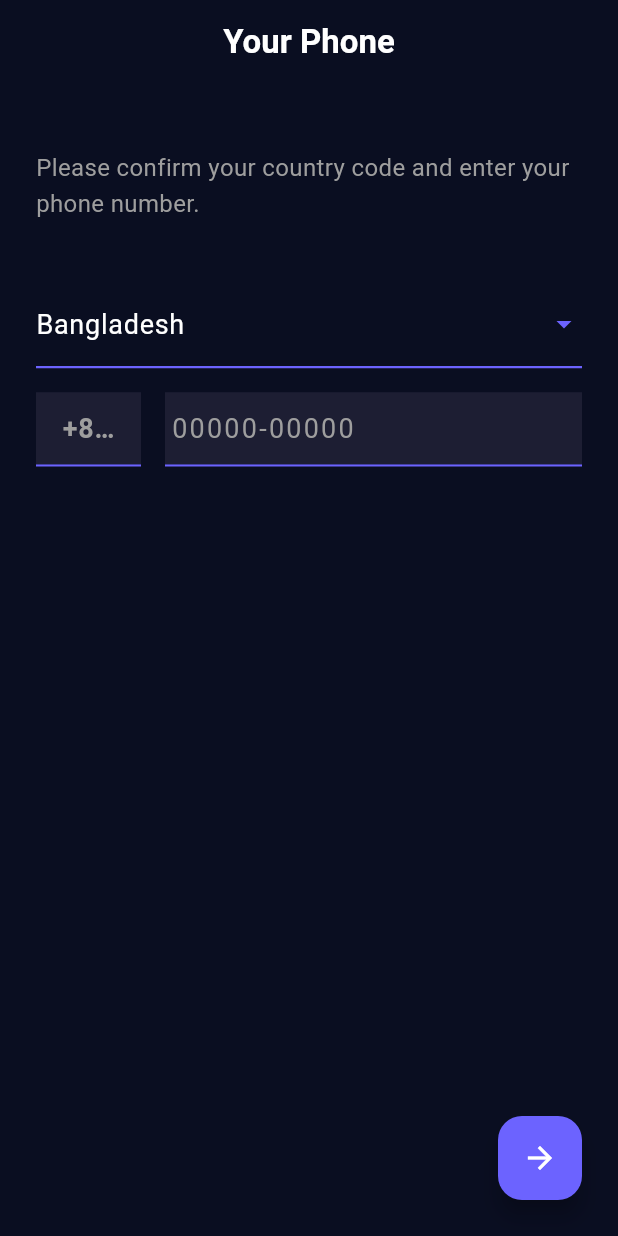
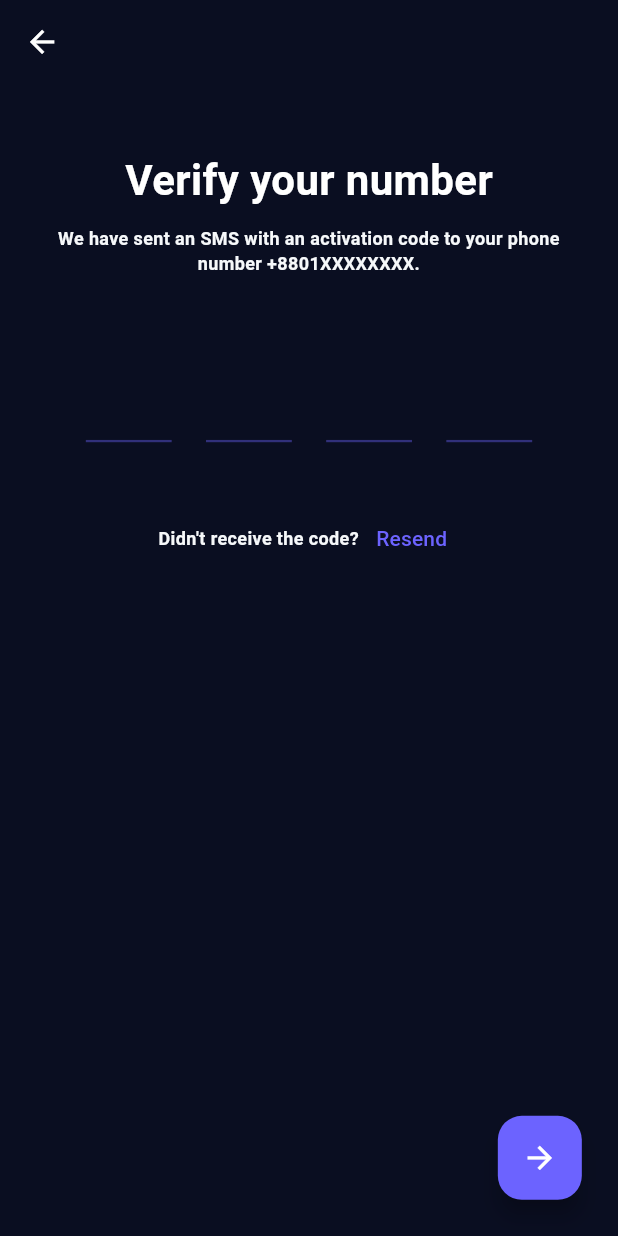
Before and after one commit to NazrulIslam991/bondly_chat_app, a Flutter app: the screen it shows after launch, after a tap on the "arrow forward" icon, on a phone screen of 412 x 824 dp. Run offline on Flutter 3.47's test engine with Material 3 defaults, Android fonts, the phone set to English and light mode, and no system bars; our stand-ins replace country_code_picker, dio, file_picker, flutter_riverpod, flutter_screenutil, fluttertoast and 2 more; Roboto replaces fonts that are missing (Montserrat).

Commit message:
feat: auth

```diff
--- a/lib/core/resources/constant/color_manager.dart
+++ b/lib/core/resources/constant/color_manager.dart
@@ -6,7 +6,9 @@ class ColorManager {
   ColorManager._();
 
   // ===== Primary Colors =====
-  static const Color primary = Color(0xFF00136B);
+  static const Color primary = Color(0xFF6C63FF);
+  static const Color background = Color(0xFF0A0E21);
+  static const Color surface = Color(0xFF1D1E33);
   static const Color primaryLight = Color(0xFFFFFFFF);
   static const Color primaryDark = Color(0xFF000000);
 
@@ -93,13 +95,8 @@ class ColorManager {
   static const Color mintAqua = Color(0xFFD3F4EF);
 
   static const LinearGradient primaryGradient = LinearGradient(
-    colors: [
-      Color(0xFF795FF4),
-      Color(0xFF8F6CFD),
-      Color(0xFF8E5EF3),
-    ],
+    colors: [Color(0xFF795FF4), Color(0xFF8F6CFD), Color(0xFF8E5EF3)],
     begin: Alignment.topLeft,
     end: Alignment.bottomRight,
   );
-
 }
--- a/lib/core/routes/route_config.dart
+++ b/lib/core/routes/route_config.dart
@@ -7,6 +7,8 @@ class AppRouter {
         return MaterialPageRoute(builder: (_) => SplashScreen());
       case RouteName.loginScreen:
         return MaterialPageRoute(builder: (_) => LoginScreen());
+      case RouteName.otpScreen:
+        return MaterialPageRoute(builder: (_) => OtpVerification());
       default:
         return unDefineRoute();
     }
--- a/lib/core/routes/route_import_path.dart
+++ b/lib/core/routes/route_import_path.dart
@@ -1,4 +1,5 @@
 import 'package:bondly/core/routes/route_name.dart';
+import 'package:bondly/presentation/auth/otp_verification.dart';
 import 'package:flutter/material.dart';
 
 import '../../presentation/auth/login_screen.dart';
--- a/lib/core/routes/route_name.dart
+++ b/lib/core/routes/route_name.dart
@@ -5,4 +5,5 @@ final GlobalKey<NavigatorState> navigatorKey = GlobalKey<NavigatorState>();
 class RouteName {
   static const String splashScreen = "/SplashScreen";
   static const String loginScreen = "/loginScreen";
+  static const String otpScreen = "/otpScreen";
 }
--- a/lib/presentation/auth/login_screen.dart
+++ b/lib/presentation/auth/login_screen.dart
@@ -1,6 +1,12 @@
+import 'package:bondly/core/resources/constant/color_manager.dart';
+import 'package:bondly/core/routes/route_name.dart';
+import 'package:country_code_picker/country_code_picker.dart';
 import 'package:flutter/material.dart';
+import 'package:flutter_screenutil/flutter_screenutil.dart';
 
+import '../../core/resources/constant/style_manager.dart';
 import '../../core/resources/themes/app_theme.dart';
+import '../widgets/custom_phone_field.dart';
 
 class LoginScreen extends StatefulWidget {
   const LoginScreen({super.key});
@@ -12,6 +18,7 @@ class LoginScreen extends StatefulWidget {
 class _LoginScreenState extends State<LoginScreen> {
   final TextEditingController _phoneController = TextEditingController();
   String _selectedCountryCode = "+880";
+  String _selectedCountryName = "Bangladesh";
 
   @override
   void dispose() {
@@ -22,133 +29,49 @@ class _LoginScreenState extends State<LoginScreen> {
   @override
   Widget build(BuildContext context) {
     return Scaffold(
-      appBar: AppBar(
-        title: const Text(
-          'Your Phone',
-          style: TextStyle(fontWeight: FontWeight.bold),
-        ),
-        centerTitle: true,
-        elevation: 0,
-        backgroundColor: Colors.transparent,
-      ),
       body: SafeArea(
         child: Padding(
-          padding: const EdgeInsets.all(24.0),
+          padding: EdgeInsets.all(24.r),
           child: Column(
             crossAxisAlignment: CrossAxisAlignment.center,
             children: [
-              const SizedBox(height: 20),
-              const Text(
-                'Please confirm your country code and enter your phone number.',
-                style: TextStyle(
-                  color: AppTheme.textSecondary,
-                  fontSize: 16,
-                  height: 1.5,
-                ),
+              SizedBox(height: 40.h),
+              Text(
+                'Enter your phone number',
+                style: getSemiBoldStyle28_600(color: ColorManager.whiteColor),
               ),
-              const SizedBox(height: 40),
+              SizedBox(height: 10.h),
 
-              // Country Picker Placeholder (WhatsApp / Telegram style)
-              Container(
-                decoration: const BoxDecoration(
-                  border: Border(
-                    bottom: BorderSide(color: AppTheme.primary, width: 1.5),
-                  ),
-                ),
-                child: ListTile(
-                  contentPadding: EdgeInsets.zero,
-                  title: const Text(
-                    'Bangladesh',
-                    style: TextStyle(fontSize: 18),
-                  ),
-                  trailing: const Icon(
-                    Icons.arrow_drop_down,
-                    color: AppTheme.primary,
-                  ),
-                  onTap: () {
-                    // কান্ট্রি পিকার শিট বা ডায়ালগ ওপেন করার জন্য
-                  },
-                ),
+              Text(
+                'Bondly will send an SMS message to verify your phone number. Enter your country code and phone number.',
+                style: getRegularStyle14_400(color: ColorManager.gray),
+                textAlign: TextAlign.center,
               ),
-              const SizedBox(height: 16),
+              SizedBox(height: 40.h),
 
-              // Phone Number Input Row
-              Row(
-                children: [
-                  // Country Code field
-                  Container(
-                    width: 70,
-                    decoration: const BoxDecoration(
-                      border: Border(
-                        bottom: BorderSide(color: AppTheme.primary, width: 1.5),
-                      ),
-                    ),
-                    child: TextField(
-                      readOnly: true,
-                      textAlign: TextAlign.center,
-                      style: const TextStyle(
-                        fontSize: 18,
-                        fontWeight: FontWeight.bold,
-                      ),
-                      decoration: InputDecoration(
-                        hintText: _selectedCountryCode,
-                        border: InputBorder.none,
-                        enabledBorder: InputBorder.none,
-                        focusedBorder: InputBorder.none,
-                      ),
-                    ),
-                  ),
-                  const SizedBox(width: 16),
+              // Country Picker Line
+              countryFlagAndName(context),
+              SizedBox(height: 16.h),
 
-                  // Main Phone Number Field
-                  Expanded(
-                    child: Container(
-                      decoration: const BoxDecoration(
-                        border: Border(
-                          bottom: BorderSide(
-                            color: AppTheme.primary,
-                            width: 1.5,
-                          ),
-                        ),
-                      ),
-                      child: TextField(
-                        controller: _phoneController,
-                        keyboardType: TextInputType.phone,
-                        style: const TextStyle(
-                          fontSize: 18,
-                          letterSpacing: 1.5,
-                        ),
-                        decoration: const InputDecoration(
-                          hintText: '00000-00000',
-                          border: InputBorder.none,
-                          enabledBorder: InputBorder.none,
-                          focusedBorder: InputBorder.none,
-                          contentPadding: EdgeInsets.symmetric(vertical: 8),
-                        ),
-                      ),
-                    ),
-                  ),
-                ],
+              CustomPhoneField(
+                countryCode: _selectedCountryCode,
+                controller: _phoneController,
               ),
+
               const Spacer(),
 
-              // Floating Action Button Style Next Button (Like Telegram)
               Align(
                 alignment: Alignment.centerRight,
                 child: FloatingActionButton(
                   onPressed: () {
-                    if (_phoneController.text.isNotEmpty) {
-                      String fullNumber =
-                          "$_selectedCountryCode${_phoneController.text}";
-                      // Navigator.of(context).push(
-                      //   MaterialPageRoute(
-                      //     builder: (context) => OtpVerificationScreen(phoneNumber: fullNumber),
-                      //   ),
-                      // );
-                    }
+                    Navigator.pushNamed(context, RouteName.otpScreen);
                   },
                   backgroundColor: AppTheme.primary,
-                  child: const Icon(Icons.arrow_forward, color: Colors.white),
+                  child: Icon(
+                    Icons.arrow_forward,
+                    color: Colors.white,
+                    size: 24.r,
+                  ),
                 ),
               ),
             ],
@@ -157,4 +80,79 @@ class _LoginScreenState extends State<LoginScreen> {
       ),
     );
   }
+
+  Widget countryFlagAndName(BuildContext context) {
+    return Container(
+      width: double.infinity,
+      decoration: const BoxDecoration(
+        border: Border(
+          bottom: BorderSide(color: ColorManager.primary, width: 1),
+        ),
+      ),
+      child: CountryCodePicker(
+        onChanged: (country) {
+          setState(() {
+            _selectedCountryCode = country.dialCode ?? "+880";
+            _selectedCountryName = country.name ?? "Bangladesh";
+          });
+        },
+        initialSelection: 'BD',
+        favorite: const ['BD', 'US', 'IN'],
+        showCountryOnly: true,
+        showOnlyCountryWhenClosed: true,
+        alignLeft: true,
+
+        dialogBackgroundColor: Theme.of(context).scaffoldBackgroundColor,
+        boxDecoration: BoxDecoration(
+          color: Theme.of(context).scaffoldBackgroundColor,
+          borderRadius: BorderRadius.circular(16.r),
+          boxShadow: const [],
+        ),
+        dialogTextStyle: getMediumStyle14_500(color: Colors.white),
+        searchStyle: getRegularStyle14_400(color: Colors.white),
+
+        searchDecoration: InputDecoration(
+          hintText: 'Search country...',
+          hintStyle: getRegularStyle14_400(color: AppTheme.textSecondary),
+          prefixIcon: const Icon(Icons.search, color: AppTheme.textSecondary),
+          filled: true,
+          fillColor: Colors.white.withOpacity(0.05),
+          border: OutlineInputBorder(
+            borderRadius: BorderRadius.circular(12.r),
+            borderSide: BorderSide.none,
+          ),
+        ),
+
+        builder: (CountryCode? countryCode) {
+          return Padding(
+            padding: EdgeInsets.symmetric(vertical: 12.h),
+            child: Row(
+              children: [
+                if (countryCode?.flagUri != null) ...[
+                  Image.asset(
+                    countryCode!.flagUri!,
+                    package: 'country_code_picker',
+                    width: 22.w,
+                  ),
+                  SizedBox(width: 14.w),
+                ],
+                Expanded(
+                  child: Text(
+                    _selectedCountryName,
+                    style: getMediumStyle16_500(color: Colors.white),
+                    overflow: TextOverflow.ellipsis,
+                  ),
+                ),
+                Icon(
+                  Icons.arrow_drop_down,
+                  color: AppTheme.primary,
+                  size: 26.r,
+                ),
+              ],
+            ),
+          );
+        },
+      ),
+    );
+  }
 }
--- /dev/null
+++ b/lib/presentation/auth/otp_verification.dart
@@ -0,0 +1,197 @@
+import 'package:bondly/core/resources/constant/color_manager.dart';
+import 'package:flutter/material.dart';
+import 'package:flutter/services.dart';
+import 'package:flutter_screenutil/flutter_screenutil.dart';
+
+import '../../core/resources/constant/style_manager.dart';
+import '../../core/resources/themes/app_theme.dart';
+
+class OtpVerification extends StatefulWidget {
+  const OtpVerification({super.key});
+
+  @override
+  State<OtpVerification> createState() => _OtpVerificationState();
+}
+
+class _OtpVerificationState extends State<OtpVerification> {
+  final TextEditingController _otpController = TextEditingController();
+  final FocusNode _otpFocusNode = FocusNode();
+  final int _otpLength = 4;
+
+  @override
+  void initState() {
+    super.initState();
+    WidgetsBinding.instance.addPostFrameCallback((_) {
+      _otpFocusNode.requestFocus();
+    });
+  }
+
+  @override
+  void dispose() {
+    _otpController.dispose();
+    _otpFocusNode.dispose();
+    super.dispose();
+  }
+
+  @override
+  Widget build(BuildContext context) {
+    final String phoneNumber = "+8801XXXXXXXX";
+
+    return Scaffold(
+      appBar: AppBar(
+        leading: IconButton(
+          icon: Icon(
+            Icons.arrow_back,
+            color: ColorManager.whiteColor,
+            size: 24.r,
+          ),
+          onPressed: () => Navigator.pop(context),
+        ),
+        backgroundColor: Colors.transparent,
+        elevation: 0,
+      ),
+      body: SafeArea(
+        child: Padding(
+          padding: EdgeInsets.all(24.r),
+          child: Column(
+            crossAxisAlignment: CrossAxisAlignment.center,
+            children: [
+              SizedBox(height: 20.h),
+              Text(
+                'Verify your number',
+                style: getSemiBoldStyle28_600(color: ColorManager.whiteColor),
+              ),
+              SizedBox(height: 10.h),
+
+              Text(
+                'We have sent an SMS with an activation code to your phone number $phoneNumber.',
+                style: getRegularStyle14_400(color: ColorManager.gray),
+                textAlign: TextAlign.center,
+              ),
+              SizedBox(height: 50.h),
+
+              GestureDetector(
+                onTap: () {
+                  _otpFocusNode.requestFocus();
+                },
+                child: Stack(
+                  alignment: Alignment.center,
+                  children: [
+                    Row(
+                      mainAxisAlignment: MainAxisAlignment.center,
+                      children: List.generate(_otpLength, (index) {
+                        String character = "";
+                        if (_otpController.text.length > index) {
+                          character = _otpController.text[index];
+                        }
+
+                        bool isFocused =
+                            _otpFocusNode.hasFocus &&
+                            _otpController.text.length == index;
+
+                        return Container(
+                          width: 50.w,
+                          height: 60.h,
+                          margin: EdgeInsets.symmetric(horizontal: 10.w),
+                          alignment: Alignment.center,
+                          decoration: BoxDecoration(
+                            border: Border(
+                              bottom: BorderSide(
+                                color: isFocused
+                                    ? AppTheme.primary
+                                    : ColorManager.primary.withOpacity(0.4),
+                                width: isFocused ? 2.5 : 1.5,
+                              ),
+                            ),
+                          ),
+                          child: Text(
+                            character,
+                            style: getMediumStyle18_500(
+                              color: ColorManager.whiteColor,
+                            ).copyWith(fontSize: 24.sp),
+                          ),
+                        );
+                      }),
+                    ),
+
+                    Opacity(
+                      opacity: 0.01,
+                      child: TextField(
+                        controller: _otpController,
+                        focusNode: _otpFocusNode,
+                        keyboardType: TextInputType.number,
+                        maxLength: _otpLength,
+                        showCursor: false,
+                        enableInteractiveSelection: false,
+                        inputFormatters: [
+                          FilteringTextInputFormatter.digitsOnly,
+                        ],
+                        style: const TextStyle(
+                          color: Colors.transparent,
+                          fontSize: 1,
+                        ),
+                        decoration: const InputDecoration(
+                          counterText: "",
+                          border: InputBorder.none,
+                          enabledBorder: InputBorder.none,
+                          focusedBorder: InputBorder.none,
+                        ),
+                        onChanged: (value) {
+                          setState(() {});
+                          if (value.length == _otpLength) {
+                            _verifyOtp();
+                          }
+                        },
+                      ),
+                    ),
+                  ],
+                ),
+              ),
+
+              SizedBox(height: 40.h),
+
+              Row(
+                mainAxisAlignment: MainAxisAlignment.center,
+                children: [
+                  Text(
+                    "Didn't receive the code? ",
+                    style: getRegularStyle14_400(color: ColorManager.gray),
+                  ),
+                  TextButton(
+                    onPressed: () {},
+                    style: TextButton.styleFrom(padding: EdgeInsets.zero),
+                    child: Text(
+                      'Resend',
+                      style: getMediumStyle14_500(color: AppTheme.primary),
+                    ),
+                  ),
+                ],
+              ),
+
+              const Spacer(),
+
+              Align(
+                alignment: Alignment.centerRight,
+                child: FloatingActionButton(
+                  onPressed: _verifyOtp,
+                  backgroundColor: AppTheme.primary,
+                  child: Icon(
+                    Icons.arrow_forward,
+                    color: Colors.white,
+                    size: 24.r,
+                  ),
+                ),
+              ),
+            ],
+          ),
+        ),
+      ),
+    );
+  }
+
+  void _verifyOtp() {
+    if (_otpController.text.length == _otpLength) {
+      // Navigator.pushNamedAndRemoveUntil(context, RouteName.homeScreen, (route) => false);
+    }
+  }
+}
--- /dev/null
+++ b/lib/presentation/widgets/custom_phone_field.dart
@@ -0,0 +1,66 @@
+import 'package:bondly/core/resources/constant/color_manager.dart';
+import 'package:bondly/core/resources/constant/style_manager.dart';
+import 'package:flutter/material.dart';
+import 'package:flutter_screenutil/flutter_screenutil.dart';
+
+import '../../core/resources/themes/app_theme.dart';
+
+class CustomPhoneField extends StatelessWidget {
+  final String countryCode;
+  final TextEditingController controller;
+  final String hintText;
+
+  const CustomPhoneField({
+    super.key,
+    required this.countryCode,
+    required this.controller,
+    this.hintText = '00000-00000',
+  });
+
+  @override
+  Widget build(BuildContext context) {
+    return Row(
+      children: [
+        Container(
+          width: 75.w,
+          height: 50.h,
+          alignment: Alignment.center,
+          decoration: const BoxDecoration(
+            border: Border(
+              bottom: BorderSide(color: AppTheme.primary, width: 1),
+            ),
+          ),
+          child: Text(
+            countryCode,
+            style: getSemiBoldStyle18_600(color: Colors.white),
+          ),
+        ),
+        SizedBox(width: 16.w),
+
+        // Main Phone Number Field
+        Expanded(
+          child: Container(
+            decoration: const BoxDecoration(
+              border: Border(
+                bottom: BorderSide(color: ColorManager.primary, width: 1),
+              ),
+            ),
+            child: TextField(
+              controller: controller,
+              keyboardType: TextInputType.phone,
+              style: getSemiBoldStyle18_600(color: Colors.white),
+              decoration: InputDecoration(
+                hintText: hintText,
+                filled: false,
+                border: InputBorder.none,
+                enabledBorder: InputBorder.none,
+                focusedBorder: InputBorder.none,
+                contentPadding: EdgeInsets.symmetric(vertical: 12.h),
+              ),
+            ),
+          ),
+        ),
+      ],
+    );
+  }
+}
--- a/pubspec.yaml
+++ b/pubspec.yaml
@@ -24,6 +24,7 @@ dependencies:
   intl: any
   cached_network_image: ^3.4.1
   path_provider: ^2.1.2
+  country_code_picker: ^3.4.1
 
 dev_dependencies:
   flutter_test:
```
Also changed, not shown: pubspec.lock.
